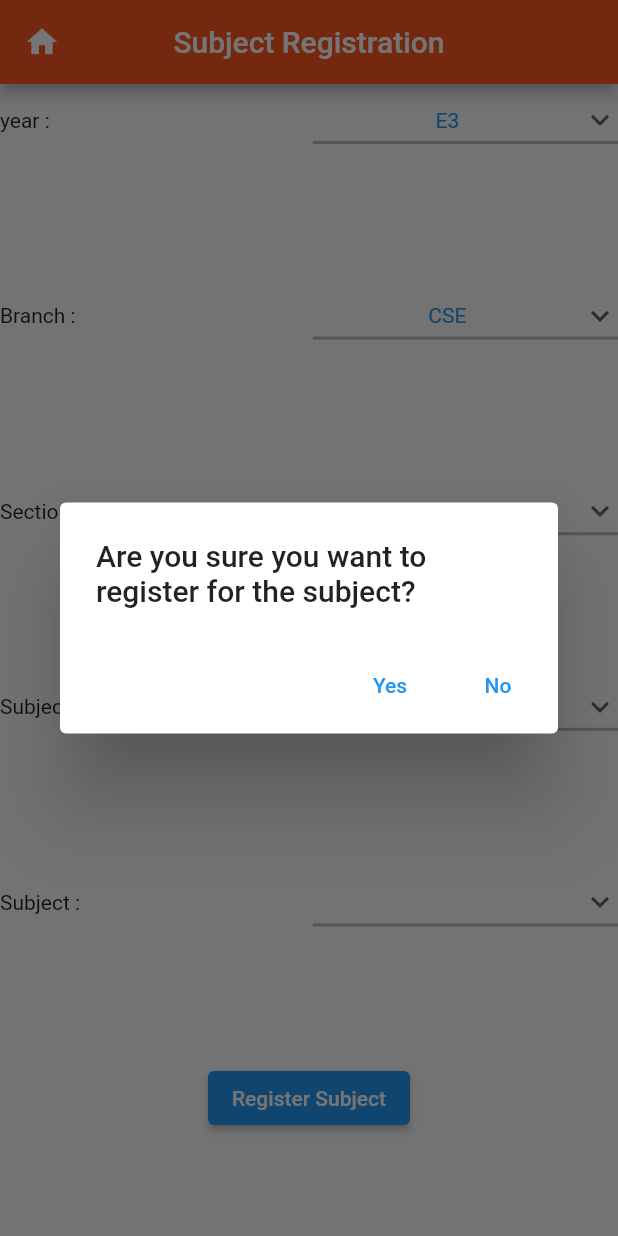
After one commit to joel-brelson/assesmart, a Flutter app: the subjectRegister screen opened directly, after a tap on "Register Subject", on a phone screen of 412 x 824 dp. The commit adds this screen. Run offline on Flutter 3.47's test engine with Material 2 defaults, Android fonts, the phone set to English and light mode, and no system bars; our stand-ins replace cached_network_image, camera, cloud_firestore, firebase_auth, firebase_core, flutter_highlight and 1 more; missing offline and left inert: code_text_field, dart:html, highlight, path_provider_windows; accounts and stored records are empty.

Commit message:
Subject Registration updated

```diff
--- a/lib/main.dart
+++ b/lib/main.dart
@@ -10,6 +10,7 @@ import 'package:my_work/screens/home.dart';
 import 'package:my_work/screens/login.dart';
 import 'package:my_work/screens/register.dart';
 import 'package:my_work/screens/register_attendence.dart';
+import 'package:my_work/screens/subjectRegister.dart';
 import 'package:path_provider/path_provider.dart';
 import 'package:camera/camera.dart';
 import 'package:flutter/material.dart';
@@ -23,19 +24,19 @@ Future<void> main() async {
   WidgetsFlutterBinding.ensureInitialized();
 
   // Obtain a list of the available cameras on the device.
-  final cameras = await availableCameras();
-  await Firebase.initializeApp();
+  //final cameras = await availableCameras();
+  //await Firebase.initializeApp();
 
   // Get a specific camera from the list of available cameras.
-  final firstCamera = cameras.first;
+  //final firstCamera = cameras.first;
 
   runApp(
     MaterialApp(
       debugShowCheckedModeBanner: false,
       //theme: ThemeData.dark(),
       routes: {
-        '/': (context) => Home(),
-        '/home': (context) => Home(),
+        '/': (context) => const Home(),
+        '/home': (context) => const Home(),
         '/register': (context) => const Register(),
         '/login': (context) => const Login(),
         '/coding_lab': (context) => const CodingLab(),
--- /dev/null
+++ b/lib/models/facultymodel.dart
@@ -0,0 +1,37 @@
+class FacultyModel {
+  String? fId;
+  String? password;
+  String? name;
+  String? department;
+  String? email;
+
+  FacultyModel({
+    this.fId,
+    this.password,
+    this.name,
+    this.department,
+    this.email,
+  });
+
+  // receiving data from server
+  factory FacultyModel.fromMap(map) {
+    return FacultyModel(
+      fId: map['fId'],
+      password: map['password'],
+      name: map['name'],
+      department: map['department'],
+      email: map['email'],
+    );
+  }
+
+  // sending data to our server
+  Map<String, dynamic> toMap() {
+    return {
+      'fId': fId,
+      'password': password,
+      'name': name,
+      'department': department,
+      'email': email,
+    };
+  }
+}
--- a/lib/screens/Menu.dart
+++ b/lib/screens/Menu.dart
@@ -3,6 +3,7 @@ import 'package:flutter/material.dart';
 import 'package:my_work/screens/Attendance2.dart';
 import 'package:my_work/screens/Contact.dart';
 import 'package:my_work/screens/lab_verfication.dart';
+import 'package:my_work/screens/subjectRegister.dart';
 
 class Menu extends StatefulWidget {
   Menu({Key? key}) : super(key: key);
@@ -37,6 +38,19 @@ class _MenuState extends State<Menu> {
                     fontSize: 20.0,
                   ),
                 )),
+          ),
+          Card(
+            child: ListTile(
+              leading: const Icon(
+                Icons.app_registration,
+                color: Colors.red,
+              ),
+              title: const Text('Register Subject'),
+              onTap: () {
+                Navigator.push(context,
+                    MaterialPageRoute(builder: (context) => subjectRegister()));
+              },
+            ),
           ),
           Card(
             child: ListTile(
--- /dev/null
+++ b/lib/screens/subjectRegister.dart
@@ -0,0 +1,296 @@
+import 'dart:html';
+
+import 'package:flutter/material.dart';
+import 'package:my_work/screens/dashboard.dart';
+
+class subjectRegister extends StatefulWidget {
+  const subjectRegister({Key? key}) : super(key: key);
+
+  @override
+  State<subjectRegister> createState() => _subjectRegisterState();
+}
+
+class _subjectRegisterState extends State<subjectRegister> {
+  List typeofregister = ["Theory", "Lab"];
+
+  String? _groupValue;
+  @override
+  String? section = 'Section 1', Branch = 'CSE', Subject = 'DIP', year = 'E3';
+  Widget build(BuildContext context) {
+    double width = MediaQuery.of(context).size.width;
+    double height = MediaQuery.of(context).size.height;
+    return Scaffold(
+      appBar: AppBar(
+        title: Text("Subject Registration"),
+        backgroundColor: Colors.deepOrange,
+        centerTitle: true,
+        leading: IconButton(
+            onPressed: () {
+              Navigator.pop(context);
+            },
+            icon: Icon(Icons.home)),
+      ),
+      body: Column(
+        children: [
+          Row(
+            mainAxisAlignment: MainAxisAlignment.center,
+            children: <Widget>[
+              const Expanded(child: Text('year :')),
+              const SizedBox(width: 5),
+              Expanded(
+                child: DropdownButton(
+                  value: year,
+                  borderRadius: BorderRadius.circular(8.0),
+                  icon: const Icon(Icons.keyboard_arrow_down),
+                  style: const TextStyle(
+                    color: Colors.black,
+                  ),
+                  underline: Container(
+                    height: 2,
+                    color: Colors.black26,
+                  ),
+                  items: <String>['PUC1', 'PUC2', 'E1', 'E2', 'E3', 'E4']
+                      .map<DropdownMenuItem<String>>((String value) {
+                    return DropdownMenuItem<String>(
+                      value: value,
+                      child: Center(
+                        child: Text(
+                          value,
+                          style: TextStyle(color: Colors.blue),
+                        ),
+                      ),
+                    );
+                  }).toList(),
+                  onChanged: (String? newValue) {
+                    setState(() {
+                      year = newValue!;
+                    });
+                  },
+                  isExpanded: true,
+                ),
+              )
+            ],
+          ),
+          SizedBox(
+            height: height / 10,
+          ),
+          Row(
+            mainAxisAlignment: MainAxisAlignment.center,
+            children: <Widget>[
+              const Expanded(child: Text('Branch :')),
+              const SizedBox(width: 5),
+              Expanded(
+                child: DropdownButton(
+                  value: Branch,
+                  borderRadius: BorderRadius.circular(8.0),
+                  icon: const Icon(Icons.keyboard_arrow_down),
+                  style: const TextStyle(
+                    color: Colors.black,
+                  ),
+                  underline: Container(
+                    height: 2,
+                    color: Colors.black26,
+                  ),
+                  items: <String>[
+                    'CSE',
+                    'ECE',
+                    'EEE',
+                    'Mech',
+                    'Chem',
+                    'CIVIL',
+                    'MME'
+                  ].map<DropdownMenuItem<String>>((String value) {
+                    return DropdownMenuItem<String>(
+                      value: value,
+                      child: Center(
+                        child: Text(
+                          value,
+                          style: TextStyle(color: Colors.blue),
+                        ),
+                      ),
+                    );
+                  }).toList(),
+                  onChanged: (String? newValue) {
+                    setState(() {
+                      Branch = newValue!;
+                    });
+                  },
+                  isExpanded: true,
+                ),
+              )
+            ],
+          ),
+          SizedBox(
+            height: height / 10,
+          ),
+          Row(
+            mainAxisAlignment: MainAxisAlignment.center,
+            children: <Widget>[
+              const Expanded(child: Text('Section :')),
+              const SizedBox(width: 5),
+              Expanded(
+                child: DropdownButton(
+                  value: section,
+                  borderRadius: BorderRadius.circular(8.0),
+                  icon: const Icon(Icons.keyboard_arrow_down),
+                  style: const TextStyle(
+                    color: Colors.black,
+                  ),
+                  underline: Container(
+                    height: 2,
+                    color: Colors.black26,
+                  ),
+                  items: <String>[
+                    'Section 1',
+                    'Section 2',
+                    'Section 3',
+                    'Section 4',
+                    'Section 5',
+                    'Section 6'
+                  ].map<DropdownMenuItem<String>>((String value) {
+                    return DropdownMenuItem<String>(
+                      value: value,
+                      child: Center(
+                        child: Text(
+                          value,
+                          style: TextStyle(color: Colors.blue),
+                        ),
+                      ),
+                    );
+                  }).toList(),
+                  onChanged: (String? newValue) {
+                    setState(() {
+                      section = newValue!;
+                    });
+                  },
+                  isExpanded: true,
+                ),
+              )
+            ],
+          ),
+          SizedBox(
+            height: height / 10,
+          ),
+          Row(
+            mainAxisAlignment: MainAxisAlignment.center,
+            children: <Widget>[
+              const Expanded(child: Text('Subject :')),
+              const SizedBox(width: 5),
+              Expanded(
+                child: DropdownButton(
+                  value: Subject,
+                  borderRadius: BorderRadius.circular(8.0),
+                  icon: const Icon(Icons.keyboard_arrow_down),
+                  style: const TextStyle(
+                    color: Colors.black,
+                  ),
+                  underline: Container(
+                    height: 2,
+                    color: Colors.black26,
+                  ),
+                  items: <String>[
+                    'DIP',
+                    'CDC',
+                    'CNS',
+                    'Data Science',
+                    'Matrix Algebra',
+                    'ST',
+                    'Telugu'
+                  ].map<DropdownMenuItem<String>>((String value) {
+                    return DropdownMenuItem<String>(
+                      value: value,
+                      child: Center(
+                        child: Text(
+                          value,
+                          style: TextStyle(color: Colors.blue),
+                        ),
+                      ),
+                    );
+                  }).toList(),
+                  onChanged: (String? newValue) {
+                    setState(() {
+                      Subject = newValue!;
+                    });
+                  },
+                  isExpanded: true,
+                ),
+              )
+            ],
+          ),
+          SizedBox(
+            height: height / 10,
+          ),
+          Row(
+            mainAxisAlignment: MainAxisAlignment.center,
+            children: <Widget>[
+              const Expanded(child: Text('Subject :')),
+              const SizedBox(width: 5),
+              Expanded(
+                child: DropdownButton(
+                  value: _groupValue,
+                  borderRadius: BorderRadius.circular(8.0),
+                  icon: const Icon(Icons.keyboard_arrow_down),
+                  style: const TextStyle(
+                    color: Colors.black,
+                  ),
+                  underline: Container(
+                    height: 2,
+                    color: Colors.black26,
+                  ),
+                  items: <String>[
+                    'Theory',
+                    'Lab',
+                  ].map<DropdownMenuItem<String>>((String value) {
+                    return DropdownMenuItem<String>(
+                      value: value,
+                      child: Center(
+                        child: Text(
+                          value,
+                          style: TextStyle(color: Colors.blue),
+                        ),
+                      ),
+                    );
+                  }).toList(),
+                  onChanged: (String? newValue) {
+                    setState(() {
+                      _groupValue = newValue!;
+                    });
+                  },
+                  isExpanded: true,
+                ),
+              )
+            ],
+          ),
+          SizedBox(
+            height: height / 10,
+          ),
+          ElevatedButton(
+            child: Text("Register Subject"),
+            onPressed: () {
+              showConfirmDialog(context);
+            },
+          )
+        ],
+      ),
+    );
+  }
+
+  void showConfirmDialog(BuildContext context) {
+    showDialog(
+        context: context,
+        builder: (BuildContext context) {
+          return AlertDialog(
+            title: Text("Are you sure you want to register for the subject?"),
+            actions: [
+              TextButton(onPressed: () {}, child: Text("Yes")),
+              TextButton(
+                onPressed: () {
+                  Navigator.pop(context);
+                },
+                child: Text("No"),
+              )
+            ],
+          );
+        });
+  }
+}
```
